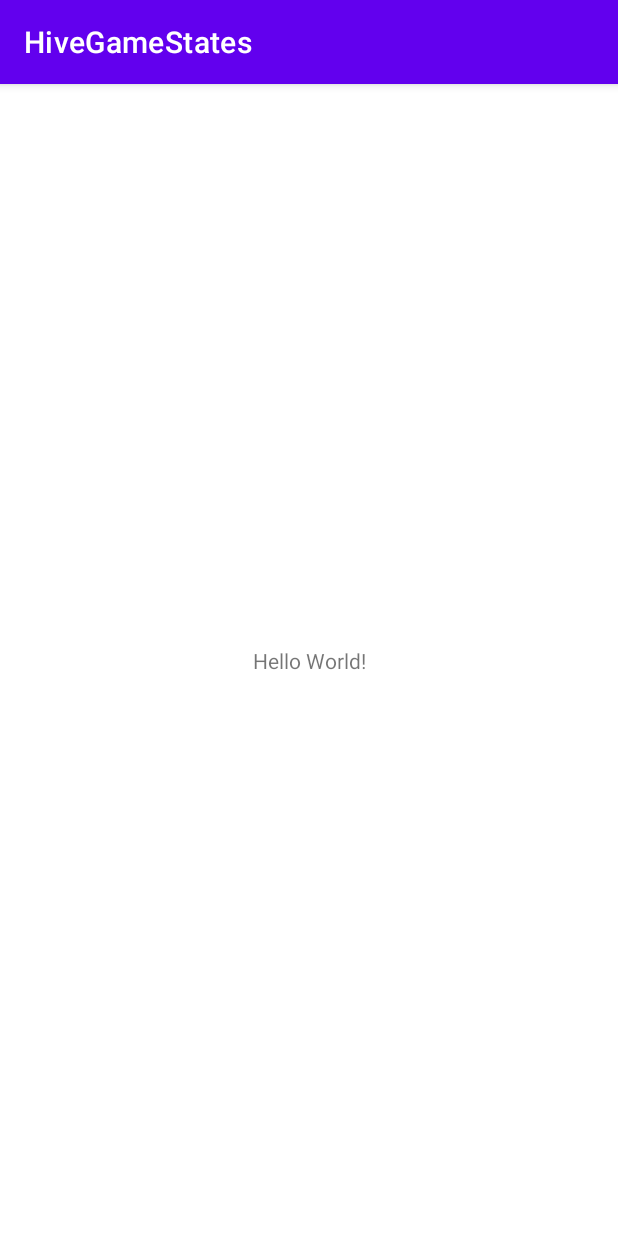
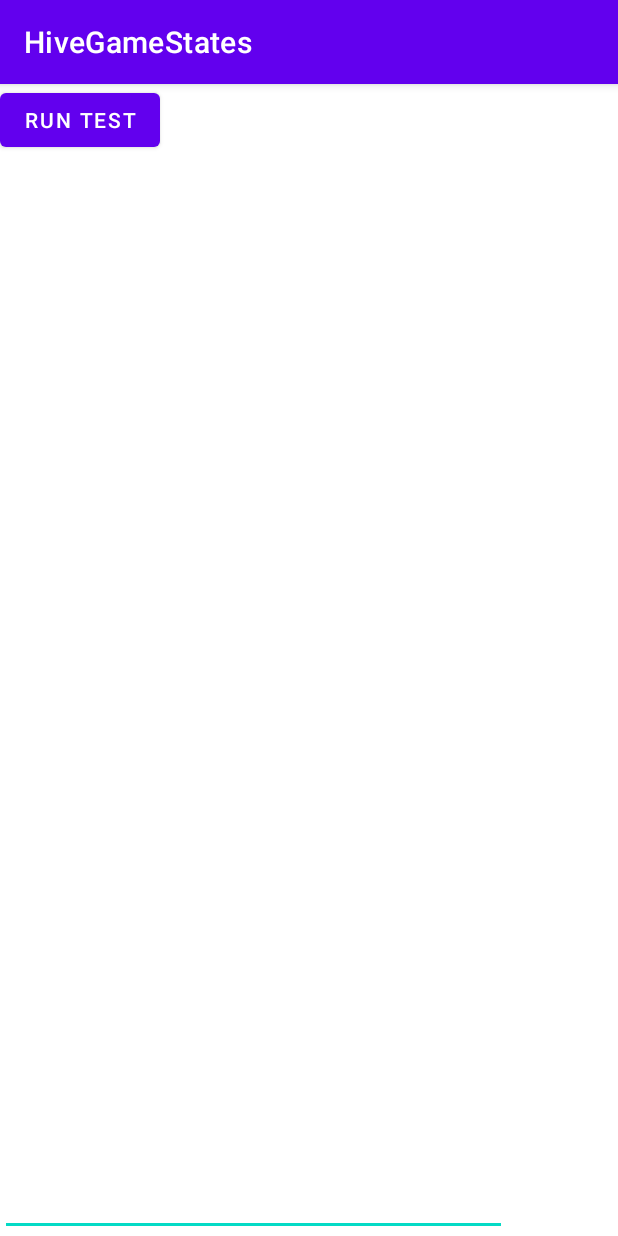
Before and after one commit to hurstj22/HiveGameState, an Android app: the screen it shows after launch (MainActivity), on a phone screen of 412 x 824 dp. Run offline under Robolectric (Android 15) with nearby library versions, the phone set to English and light mode, and no system bars; 3 statements that could not run were skipped.

Commit message:
set up test button & editext button, started working on the on click method

```diff
--- a/app/src/main/java/com/example/hivegamestates/MainActivity.java
+++ b/app/src/main/java/com/example/hivegamestates/MainActivity.java
@@ -3,12 +3,37 @@ package com.example.hivegamestates;
 import androidx.appcompat.app.AppCompatActivity;
 
 import android.os.Bundle;
+import android.view.View;
+import android.widget.Button;
+import android.widget.EditText;
+import android.widget.TextView;
 
-public class MainActivity extends AppCompatActivity {
+public class MainActivity extends AppCompatActivity implements View.OnClickListener{
+    EditText output = findViewById(R.id.textedit);
+    Button runTest = findViewById(R.id.running);
+    //global declarations
 
     @Override
     protected void onCreate(Bundle savedInstanceState) {
         super.onCreate(savedInstanceState);
         setContentView(R.layout.activity_main);
+
+
+
+        runTest.setOnClickListener((View.OnClickListener)this);
+
+    }
+
+    @Override
+    public void onClick(View view) {
+
+        output.setText("", TextView.BufferType.EDITABLE);
+
+
+        output.setText("", TextView.BufferType.EDITABLE);
+        //first instantance goes where qutations go
+
+        output.setText("", TextView.BufferType.EDITABLE);
+        //second instantance goes where qutations go
     }
 }
--- a/app/src/main/res/layout/activity_main.xml
+++ b/app/src/main/res/layout/activity_main.xml
@@ -6,13 +6,25 @@
     android:layout_height="match_parent"
     tools:context=".MainActivity">
 
-    <TextView
-        android:layout_width="wrap_content"
-        android:layout_height="wrap_content"
-        android:text="Hello World!"
-        app:layout_constraintBottom_toBottomOf="parent"
-        app:layout_constraintLeft_toLeftOf="parent"
-        app:layout_constraintRight_toRightOf="parent"
-        app:layout_constraintTop_toTopOf="parent" />
+    <LinearLayout
+        android:layout_width="match_parent"
+        android:layout_height="match_parent"
+        android:orientation="vertical">
+
+        <Button
+            android:id="@+id/running"
+            android:layout_width="wrap_content"
+            android:layout_height="wrap_content"
+            android:text="Run Test" />
+
+        <EditText
+            android:id="@+id/textedit"
+            android:layout_width="338dp"
+            android:layout_height="480dp"
+            android:layout_weight="1"
+            android:ems="10"
+            android:gravity="start|top"
+            android:inputType="textMultiLine" />
+    </LinearLayout>
 
 </androidx.constraintlayout.widget.ConstraintLayout>
```
